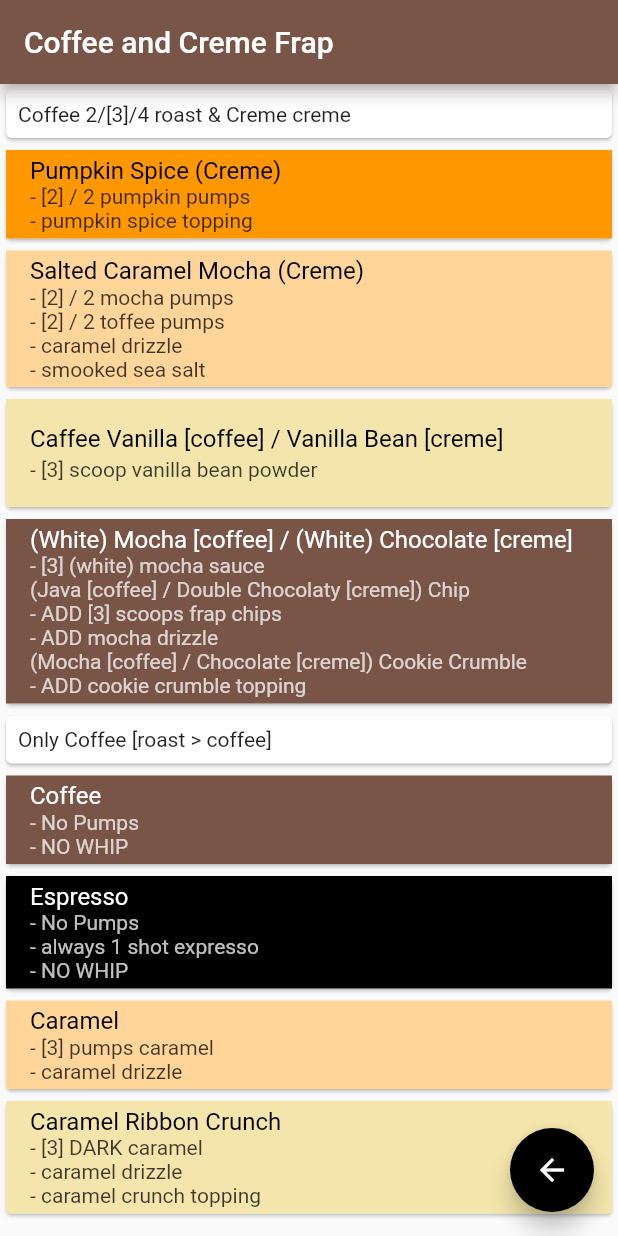
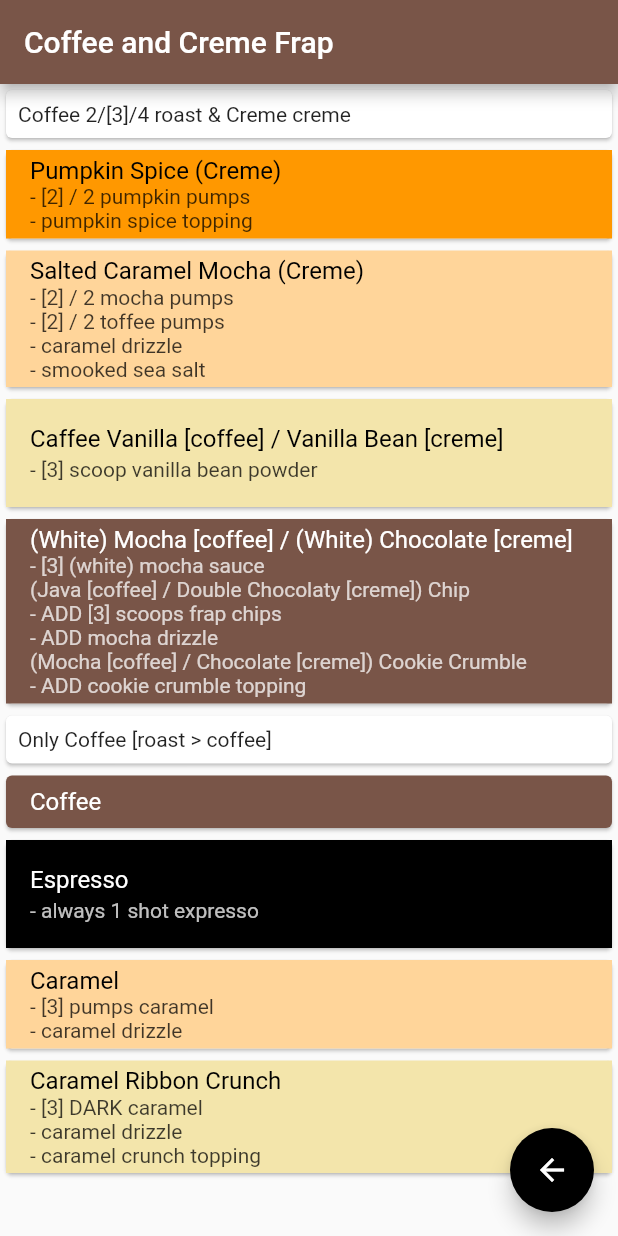
Before and after one commit to b-cancel/starbucks_drinks, a Flutter app: the screen it shows after launch, after a tap on "Fraps", on a phone screen of 412 x 824 dp. Run offline on Flutter 3.47's test engine with Material 2 defaults, Android fonts, the phone set to English and light mode, and no system bars; our stand-ins replace font_awesome_flutter.

Commit message:
minor update

```diff
--- a/starbucks_drinks/lib/frap.dart
+++ b/starbucks_drinks/lib/frap.dart
@@ -95,19 +95,28 @@ class CoffeeAndCreme extends StatelessWidget {
           TextCard(
             "Only Coffee [roast > coffee]"
           ),
-          MyListTile(
+          Card(
             color: Colors.brown,
-            title: "Coffee",
-            subtitle: "- No Pumps\n"
-            + "- NO WHIP",
-            whiteText: true,
+            child: Container(
+              padding: EdgeInsets.all(8),
+              child: Padding(
+                padding: const EdgeInsets.only(
+                  left: 8,
+                ),
+                child: Text(
+                  "Coffee",
+                  style: TextStyle(
+                    color: Colors.white,
+                    fontSize: 16,
+                  ),
+                ),
+              ),
+            ),
           ),
           MyListTile(
             color: Colors.black,
             title: "Espresso",
-            subtitle: "- No Pumps\n"
-            + "- always 1 shot expresso\n"
-            + "- NO WHIP",
+            subtitle: "- always 1 shot expresso",
             whiteText: true,
           ),
           MyListTile(
--- a/starbucks_drinks/lib/mainHelpers.dart
+++ b/starbucks_drinks/lib/mainHelpers.dart
@@ -206,6 +206,7 @@ class FrapSection extends StatelessWidget {
 
     //build
     return new BasicSection(
+      simple: simple,
       name: "Fraps",
       onTap: makeSnackBar(
         context,
@@ -219,7 +220,7 @@ class FrapSection extends StatelessWidget {
         + "- Chai\n"
         + "- Match Green Tea",
       ],
-      colors: [Colors.brown, Colors.yellow],
+      colors: [Colors.black, Colors.yellow],
       onTaps: [
         (){
           Navigator.push(
@@ -553,11 +554,15 @@ class IcedTeaSection extends StatelessWidget {
 class ColdBrewSection extends StatelessWidget {
   const ColdBrewSection({
     Key key,
+    this.simple: false,
   }) : super(key: key);
+
+  final bool simple;
 
   @override
   Widget build(BuildContext context) {
     return new BasicSection(
+      simple: simple,
       name: "Cold Brew",
       onTap: makeSnackBar(context,
       "Cold Brew (iced) / Nitro Cold Brew (not iced)"
```
Also changed, not shown: starbucks_drinks/lib/intermediate.dart (+111 -53 lines).
